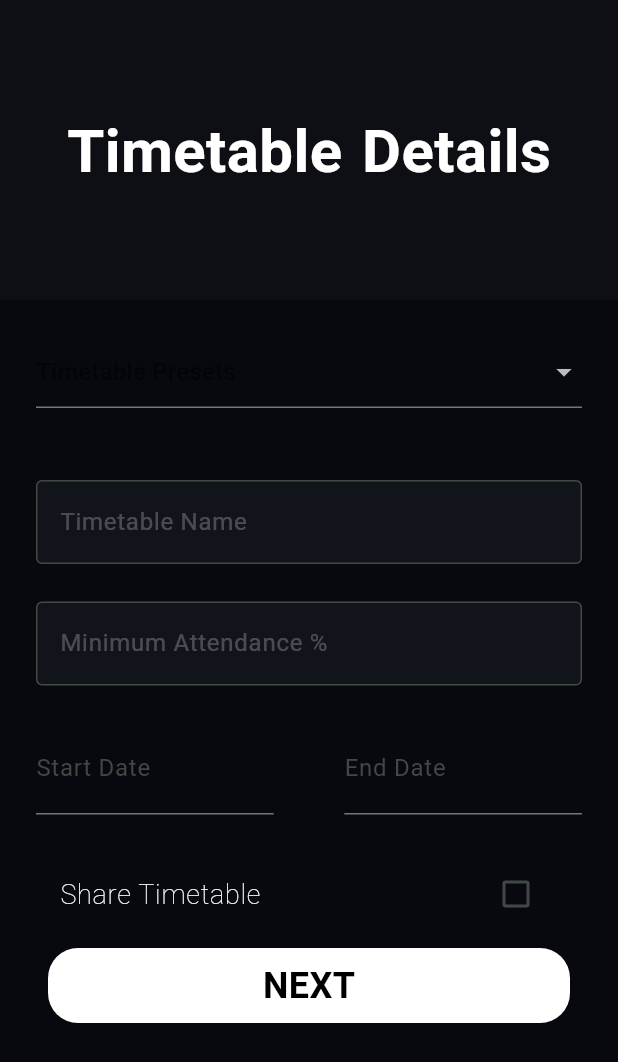
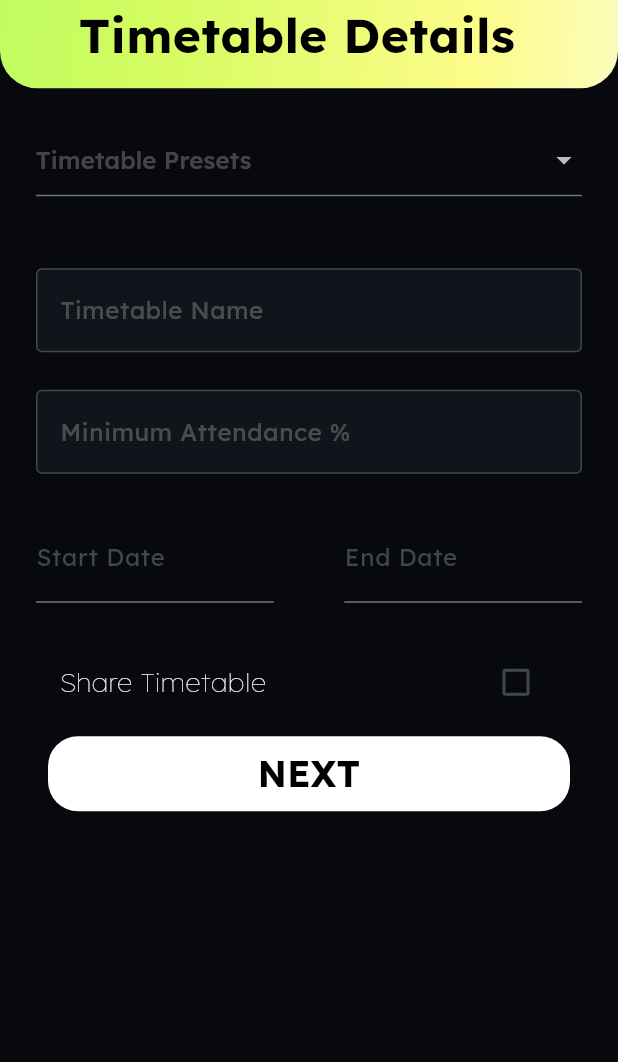
Before and after one commit to Bunk-Mate/Mobile-App, a Flutter app: the TimetableView screen opened directly, on a phone screen of 412 x 824 dp. Shown: the top 1062 px of the screen. Run offline on Flutter 3.47's test engine with Material 3 defaults, Android fonts, the phone set to English and light mode, and no system bars; our stand-ins replace flutter_secure_storage, get, google_fonts, google_nav_bar, line_icons, syncfusion_flutter_charts; accounts and stored records are empty; network calls fail; Roboto replaces fonts that are missing (alpha).

Commit message:
fix:Corrected the overall app flow

```diff
--- a/lib/controllers/homepage/course_summary_controller.dart
+++ b/lib/controllers/homepage/course_summary_controller.dart
@@ -38,8 +38,10 @@ class CourseSummaryController extends GetxController {
 
         courseSummary.assignAll(fetchedSummary);
         print("Task Done");
+        print(response.body);
       } else {
         var errorResponse = jsonDecode(response.body);
+        print(response.statusCode);
         throw errorResponse['detail'] ?? 'Unknown error occurred';
       }
     } catch (error) {
--- a/lib/main.dart
+++ b/lib/main.dart
@@ -3,6 +3,7 @@ import 'package:bunk_mate/utils/Navigation.dart';
 import 'package:flutter/material.dart';
 import 'package:flutter_secure_storage/flutter_secure_storage.dart';
 import 'package:get/get.dart';
+import 'package:google_fonts/google_fonts.dart';
 
 void main() {
   runApp(const MyApp());
@@ -42,6 +43,7 @@ class MyApp extends StatelessWidget {
               debugShowCheckedModeBanner: false,
               title: 'Flutter Demo',
               theme: ThemeData(
+                fontFamily: GoogleFonts.lexend().fontFamily,
                 colorScheme: ColorScheme.fromSeed(seedColor: Colors.greenAccent),
                 useMaterial3: true,
               ),
--- a/lib/screens/OnBoardView.dart
+++ b/lib/screens/OnBoardView.dart
@@ -1,9 +1,12 @@
 import 'package:bunk_mate/controllers/onBoard/time_table_controller.dart';
 import 'package:bunk_mate/models/onboard_time_table.dart';
+import 'package:bunk_mate/utils/Navigation.dart';
 import 'package:bunk_mate/utils/custom_date_picker.dart';
 import 'package:flutter/material.dart';
+import 'package:get/get.dart';
+import 'package:get/get_core/get_core.dart';
+import 'package:google_fonts/google_fonts.dart';
 import 'package:intl/intl.dart';
-
 
 class TimetableView extends StatefulWidget {
   const TimetableView({super.key});
@@ -47,7 +50,9 @@ class _TimetableViewState extends State<TimetableView> {
       _controller.submitTimetable(timetable).then((_) {
         ScaffoldMessenger.of(context).showSnackBar(
           const SnackBar(content: Text("Timetable has been created")),
+
         );
+        Get.off(Navigation());
       }).catchError((error) {
         ScaffoldMessenger.of(context).showSnackBar(
           const SnackBar(content: Text("Could not create timetable")),
@@ -66,42 +71,74 @@ class _TimetableViewState extends State<TimetableView> {
 
     return Scaffold(
       backgroundColor: const Color.fromARGB(255, 7, 9, 15),
+      appBar: PreferredSize(
+        preferredSize: Size.fromHeight(MediaQuery.of(context).size.height / 14),
+        child: Container(
+          decoration: const BoxDecoration(
+            borderRadius: BorderRadius.only(
+              bottomLeft: Radius.circular(25),
+              bottomRight: Radius.circular(25),
+            ),
+            gradient: LinearGradient(
+              begin: Alignment.topLeft,
+              end: Alignment.bottomRight,
+              colors: [
+                Color.fromARGB(255, 192, 252, 96),
+                Color.fromARGB(255, 212, 252, 96),
+                Color.fromARGB(255, 232, 252, 116),
+                Color.fromARGB(255, 252, 252, 136),
+                Color.fromARGB(255, 252, 252, 188),
+              ],
+            ),
+          ),
+          child: AppBar(
+            toolbarHeight: MediaQuery.of(context).size.height / 12,
+            actions: [
+              Column(
+                children: [
+                  Row(
+                    children: [
+                      Align(
+                        alignment: Alignment.topCenter,
+                        child: Padding(
+                          padding: EdgeInsets.only(left: MediaQuery.of(context).size.width / 25),
+                          child: Text(
+                            "Timetable Details",
+                            style: TextStyle(
+                              color: Colors.black,
+                              fontWeight: FontWeight.bold,
+                              fontSize: 32,
+                              fontFamily: GoogleFonts.lexend().fontFamily),
+                          ),
+                        ),
+                      ),
+                    SizedBox(width: MediaQuery.of(context).size.width / 6 ),],
+                  ),
+                ],
+              ),
+            ],
+            automaticallyImplyLeading: false,
+            backgroundColor: Colors.transparent,
+            elevation: 0,
+          ),
+        ),
+      ),
       body: SingleChildScrollView(
         child: Column(
           children: [
-            Container(
-              color: const Color.fromARGB(255, 13, 15, 21),
-              height: 200,
-              child: const Padding(
-                padding: EdgeInsets.all(15),
-                child: Column(
-                  mainAxisAlignment: MainAxisAlignment.center,
-                  children: [
-                    SafeArea(
-                      child: Center(
-                        child: Text("Timetable Details",
-                          style: TextStyle(
-                            color: Colors.white,
-                            fontWeight: FontWeight.bold,
-                            fontSize: 40,
-                            fontFamily: 'alpha')),
-                        ),
-                      ),
-                    ],
-                  ),
-                ),
-              ),
             Padding(
               padding: const EdgeInsets.only(
                 left: 24, right: 24, bottom: 24, top: 24),
               child: DropdownButtonFormField(
                 items: _presets.map((preset) {
+                  hintText: const Text('Timetable Presets', style: TextStyle(color: Colors.white24));
                   return DropdownMenuItem(
                     value: preset['id'],
                     child: Text(preset['name']),
+
                   );
                 }).toList(),
-                hint: const Text('Timetable Presets'),
+                hint: const Text('Timetable Presets', style: TextStyle(color: Colors.white24)),
                 onChanged: (value) {
                   showDialog(
                     context: context,
@@ -113,15 +150,23 @@ class _TimetableViewState extends State<TimetableView> {
                           TextButton(
                             child: const Text("Yes"),
                             onPressed: () {
+                              Navigator.of(context).pop(); // Close the dialog
                               _controller.timeTablePresets(value as int).then((_) {
                                 ScaffoldMessenger.of(context).showSnackBar(
                                   const SnackBar(content: Text("Timetable has been updated")),
                                 );
+                                Get.off(Navigation());
                               }).catchError((error) {
                                 ScaffoldMessenger.of(context).showSnackBar(
                                   const SnackBar(content: Text("Could not update timetable")),
                                 );
                               });
+                            },
+                          ),
+                          TextButton(
+                            child: const Text("No"),
+                            onPressed: () {
+                              Navigator.of(context).pop(); // Close the dialog
                             },
                           ),
                         ],
@@ -153,10 +198,16 @@ class _TimetableViewState extends State<TimetableView> {
                   ),
                   const SizedBox(width: 25, height: 25),
                   TextFormField(
-                    onChanged: (minAttendance) =>
-                      _minAttendance = int.parse(minAttendance),
+                    onChanged: (minAttendance) {
+                      try {
+                        _minAttendance = int.parse(minAttendance);
+                      } catch (e) {
+                        ScaffoldMessenger.of(context).showSnackBar(
+                          const SnackBar(content: Text("Please enter a valid number")),
+                        );
+                      }
+                    },
                     keyboardType: TextInputType.number,
-
                     style: const TextStyle(color: Colors.white24),
                     decoration: const InputDecoration(
                       hintText: 'Minimum Attendance %',
--- a/lib/screens/TimeTable/time_table_page.dart
+++ b/lib/screens/TimeTable/time_table_page.dart
@@ -2,7 +2,7 @@ import 'dart:math';
 import 'package:bunk_mate/controllers/timetable/time_table_controller.dart';
 import 'package:flutter/material.dart';
 import 'package:get/get.dart';
-
+import 'package:bunk_mate/utils/string_extension.dart';
 class TimeTableEntry extends StatefulWidget {
   @override
   State<TimeTableEntry> createState() => TimeTableEntryState();
@@ -30,6 +30,7 @@ class TimeTableEntryState extends State<TimeTableEntry> {
 
   @override
   Widget build(BuildContext context) {
+    controller.getSchedule();
     return Padding(
       padding: MediaQuery.of(context).viewInsets,
       child: Scaffold(
@@ -88,7 +89,7 @@ class TimeTableEntryState extends State<TimeTableEntry> {
                                         color: Colors.white,
                                       ),
                                       title: Text(
-                                        course.name..capitalize,
+                                        course.name..toString().toUpperCase(),
                                         style: TextStyle(color: Colors.white),
                                       ),
                                     ),
```
Also changed, not shown: lib/screens/Status/status_page.dart (+30 -16 lines), lib/screens/homepage/homepage_screen.dart (+75 -12 lines), flutter_07.png (added).
